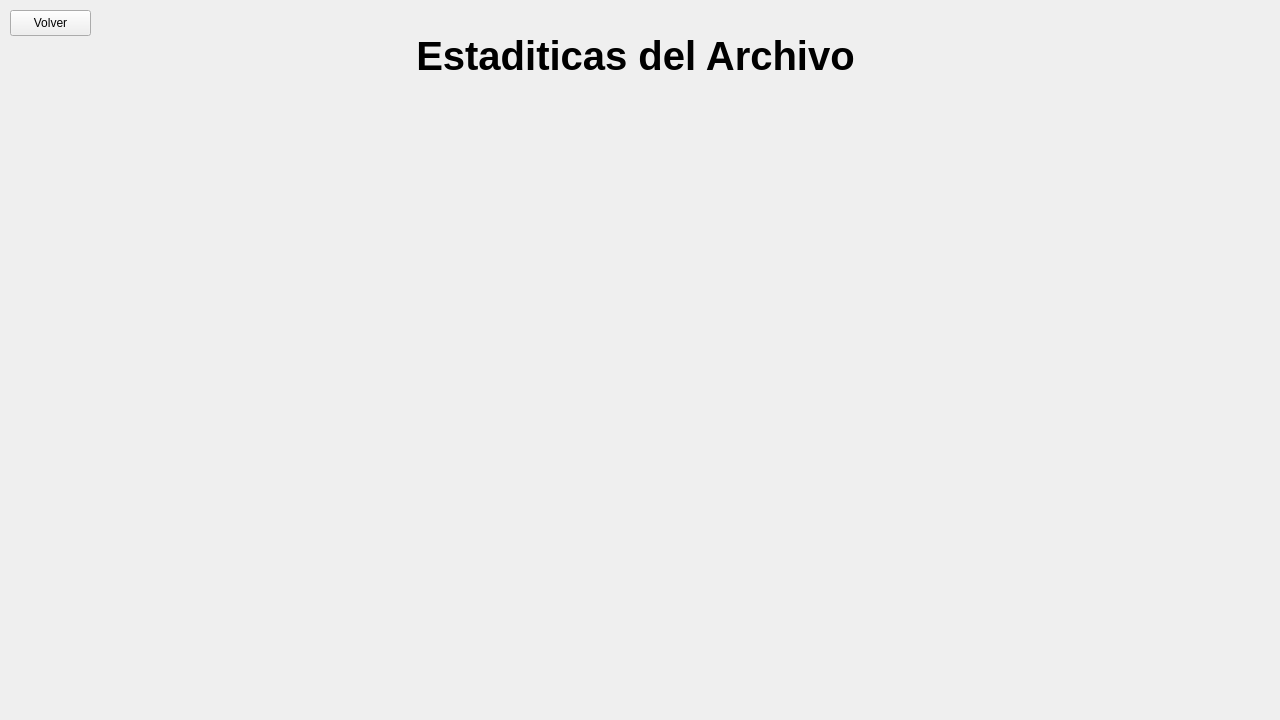
First picture: the form in Ventanas/estadisticasPanel.ui, repository Fxzerh/HuffmanCode, before the edit.
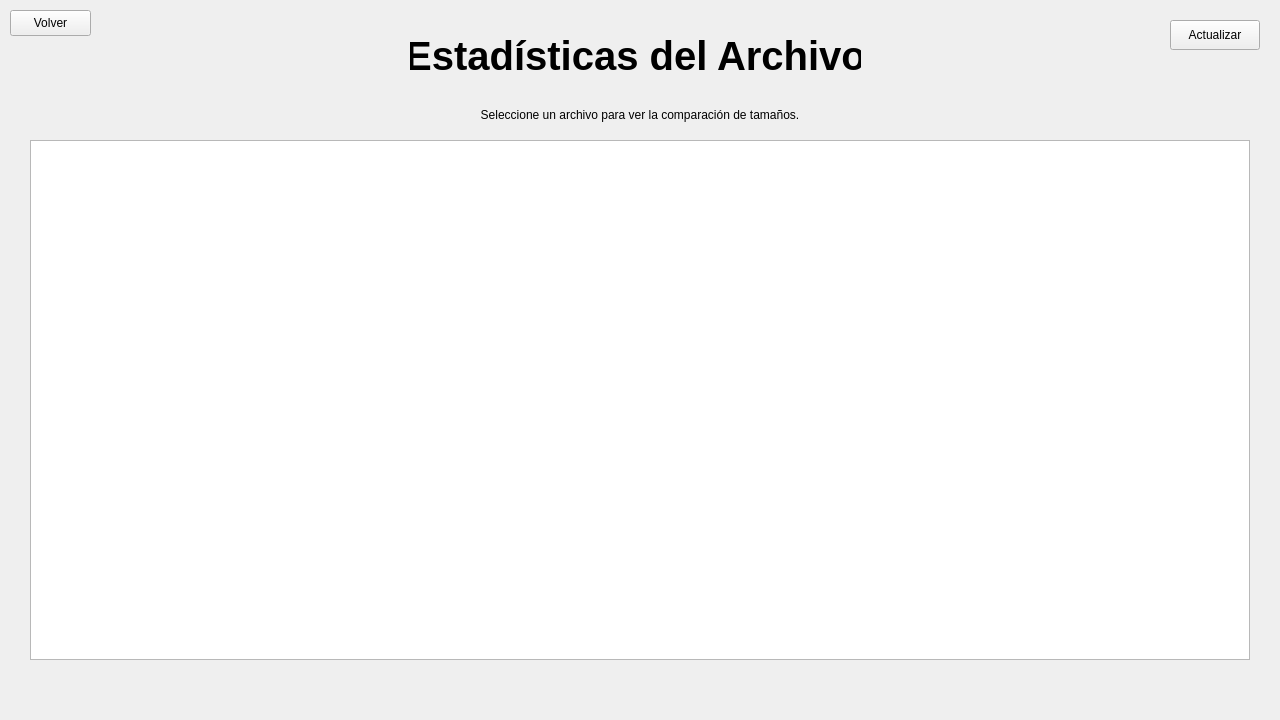
Second picture: the form after the edit.

```diff
--- a/Ventanas/estadisticasPanel.ui
+++ b/Ventanas/estadisticasPanel.ui
@@ -42,7 +42,7 @@
     </font>
    </property>
    <property name="text">
-    <string>Estaditicas del Archivo</string>
+    <string>Estadísticas del Archivo</string>
    </property>
    <property name="scaledContents">
     <bool>false</bool>
@@ -54,6 +54,45 @@
     <bool>false</bool>
    </property>
   </widget>
+  <widget class="QPushButton" name="refresh_btn">
+   <property name="geometry">
+    <rect>
+     <x>1170</x>
+     <y>20</y>
+     <width>90</width>
+     <height>30</height>
+    </rect>
+   </property>
+   <property name="text">
+    <string>Actualizar</string>
+   </property>
+  </widget>
+  <widget class="QLabel" name="label_info">
+   <property name="geometry">
+    <rect>
+     <x>30</x>
+     <y>100</y>
+     <width>1220</width>
+     <height>30</height>
+    </rect>
+   </property>
+   <property name="text">
+    <string>Seleccione un archivo para ver la comparación de tamaños.</string>
+   </property>
+   <property name="alignment">
+    <set>Qt::AlignmentFlag::AlignCenter</set>
+   </property>
+  </widget>
+  <widget class="QTableWidget" name="statsTable">
+   <property name="geometry">
+    <rect>
+     <x>30</x>
+     <y>140</y>
+     <width>1220</width>
+     <height>520</height>
+    </rect>
+   </property>
+  </widget>
  </widget>
  <resources/>
  <connections/>
```
